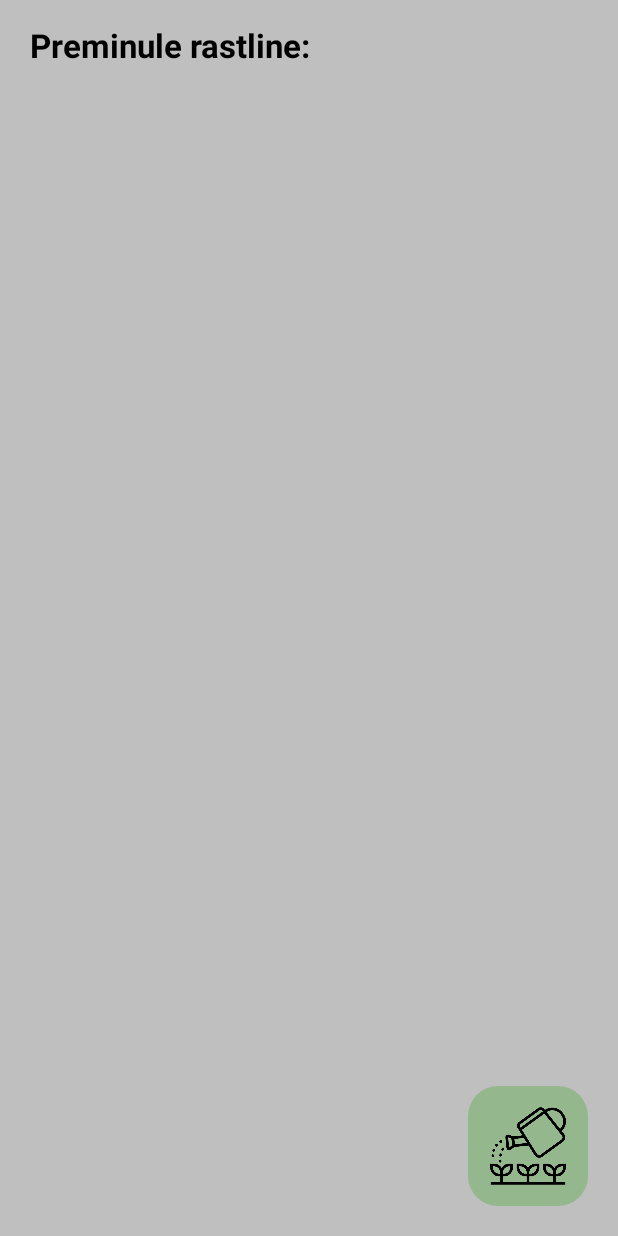
After one commit to kristofzupan/Rastlince, an Android app: the Preminule screen opened directly, with no data from a screen before it, on a phone screen of 412 x 824 dp. The commit adds this screen. Run offline under Robolectric (Android 15) with nearby library versions, the phone set to English and light mode, and no system bars.

Commit message:
dinamicen podatek (1)

```diff
--- a/app/src/main/AndroidManifest.xml
+++ b/app/src/main/AndroidManifest.xml
@@ -42,6 +42,10 @@
             </intent-filter>
         </activity>
         <activity android:name=".Profil"/>
+        <activity
+            android:name=".Preminule"
+            android:screenOrientation="portrait"
+            android:exported="true" />
     </application>
 
 </manifest>
--- /dev/null
+++ b/app/src/main/java/si/uni_lj/fe/tnuv/rastlince/Preminule.java
@@ -0,0 +1,80 @@
+package si.uni_lj.fe.tnuv.rastlince;
+
+import android.content.Intent;
+import android.content.res.ColorStateList;
+import android.graphics.Color;
+import android.os.Bundle;
+import android.view.View;
+import android.widget.ImageButton;
+import android.widget.TextView;
+
+import androidx.appcompat.app.AppCompatActivity;
+import androidx.recyclerview.widget.LinearLayoutManager;
+import androidx.recyclerview.widget.RecyclerView;
+
+import java.util.ArrayList;
+
+public class Preminule extends AppCompatActivity {
+    ArrayList<RastlinaModel> rastlineModeli = new ArrayList<>();
+    //private RecyclerViewAdapter.ClickListener listener;
+    int[] rastlineSlike = {R.drawable.e, R.drawable.b, R.drawable.c, R.drawable.d};
+
+    protected void onCreate(Bundle savedInstanceState) {
+        super.onCreate(savedInstanceState);
+        setContentView(R.layout.activity_main);
+
+        /*RecyclerView recyclerView = findViewById(R.id.seznamRastlin);
+        pripraviModeleRastlin();
+
+        RVsetOnClickListener();
+        RecyclerViewAdapter adapter = new RecyclerViewAdapter(this, rastlineModeli, listener);
+        recyclerView.setAdapter(adapter);
+        recyclerView.setLayoutManager(new LinearLayoutManager(this));*/
+
+        View ozadje = findViewById(R.id.ozadje);
+        ozadje.setBackgroundResource(R.color.ozadje_preminule);
+
+        TextView text = findViewById(R.id.seznamText);
+        text.setText("Preminule rastline:");
+
+        ImageButton plus = findViewById(R.id.dodajRastlino);
+        plus.setVisibility(View.GONE);
+
+        ImageButton main = (ImageButton)findViewById(R.id.PreminuleIkona);
+        main.setImageResource(R.drawable.kangla);
+        main.setBackgroundResource(R.drawable.background);
+
+        main.setOnClickListener(new View.OnClickListener() {
+            @Override
+            public void onClick(View v) {
+                Intent intent = new Intent(getApplicationContext(), MainActivity.class);
+                startActivity(intent);
+            }
+        });
+    }
+
+    private void pripraviModeleRastlin() {
+        String[] rastlineImena = getResources().getStringArray(R.array.imena_rastlin);
+        String[] rastlineVrste = getResources().getStringArray(R.array.vrste_rastlin);
+        String[] rastlineVrsteLat = getResources().getStringArray(R.array.vrste_rastlin_lat);
+
+        for (int i = 0; i < rastlineImena.length; i++) {
+            rastlineModeli.add(new RastlinaModel(rastlineImena[i], rastlineVrste[i], rastlineVrsteLat[i], rastlineSlike[i]));
+        }
+    };
+
+    /*private void RVsetOnClickListener() {
+        listener = new RecyclerViewAdapter.ClickListener() {
+            @Override
+            public void onClick(View v, int position) {
+                Intent intent = new Intent(getApplicationContext(), Profil.class);
+                intent.putExtra("ime", rastlineModeli.get(position).getRastlinaIme());
+                intent.putExtra("vrsta", rastlineModeli.get(position).getRastlinaVrsta());
+                intent.putExtra("vrstaLat", rastlineModeli.get(position).getRastlinaVrstaLat());
+                //intent.putExtra("img", rastlineModeli.get(position).);
+                startActivity(intent);
+            }
+        };
+    }*/
+
+}
--- a/app/src/main/java/si/uni_lj/fe/tnuv/rastlince/UrediRastlino.java
+++ b/app/src/main/java/si/uni_lj/fe/tnuv/rastlince/UrediRastlino.java
@@ -15,6 +15,7 @@ import android.widget.EditText;
 import android.widget.ImageButton;
 import android.widget.Toast;
 
+import org.json.JSONArray;
 import org.json.JSONException;
 import org.json.JSONObject;
 
@@ -109,6 +110,11 @@ public class UrediRastlino extends AppCompatActivity  implements DatePickerDialo
                 jsonObject.put(getString(R.string.ime), imePolje.getText());
                 jsonObject.put(getString(R.string.zalivanjeDniJson), zalivanjeDni.getText());
                 jsonObject.put(getString(R.string.zalivanjeDateJson), localDate);
+
+                JSONArray jsonArray = new JSONArray();
+                jsonArray.put(jsonObject);
+                /*JSONObject rastlina = new JSONObject();
+                rastlina.put("rastlina", jsonArray);*/
                 FileWriter fileWriter = new FileWriter(zaShranitiFile);
                 BufferedWriter bufferedWriter = new BufferedWriter(fileWriter);
                 bufferedWriter.write(jsonObject.toString());
--- a/app/src/main/res/drawable/background.xml
+++ b/app/src/main/res/drawable/background.xml
@@ -1,8 +1,8 @@
 
 <shape  xmlns:android="http://schemas.android.com/apk/res/android" android:shape="rectangle">
     <solid android:color="#e591B788"/>
-    <corners android:bottomRightRadius="10dp"
-        android:bottomLeftRadius="10dp"
-        android:topRightRadius="10dp"
-        android:topLeftRadius="10dp"/>
+    <corners android:bottomRightRadius="20dp"
+        android:bottomLeftRadius="20dp"
+        android:topRightRadius="20dp"
+        android:topLeftRadius="20dp" />
 </shape>
--- a/app/src/main/res/drawable/background_grey.xml
+++ b/app/src/main/res/drawable/background_grey.xml
@@ -1,4 +1,5 @@
 <shape  xmlns:android="http://schemas.android.com/apk/res/android" android:shape="rectangle">
+    <solid android:color="@color/grey_light"/>
     <corners android:bottomRightRadius="20dp"
         android:bottomLeftRadius="20dp"
         android:topRightRadius="20dp"
--- a/app/src/main/res/layout/activity_main.xml
+++ b/app/src/main/res/layout/activity_main.xml
@@ -1,5 +1,6 @@
 <?xml version="1.0" encoding="utf-8"?>
 <androidx.constraintlayout.widget.ConstraintLayout xmlns:android="http://schemas.android.com/apk/res/android"
+    android:id="@+id/ozadje"
     xmlns:app="http://schemas.android.com/apk/res-auto"
     xmlns:tools="http://schemas.android.com/tools"
     android:layout_width="match_parent"
@@ -13,20 +14,21 @@
         app:layout_constraintTop_toTopOf="parent"
         android:layout_width="wrap_content"
         android:layout_height="wrap_content"
-        android:text="Seznam vaših rastlin"
-        android:layout_marginLeft="15dp"
-        android:layout_marginTop="5dp"
+        android:text="@string/seznam_vasih_rastlin"
+        android:textSize="22sp"
+        android:layout_marginLeft="20dp"
+        android:layout_marginTop="15dp"
         android:textColor="#000000"
         android:textStyle="bold"/>
 
-    <androidx.recyclerview.widget.RecyclerView
+    <ListView
         android:id="@+id/seznamRastlin"
         android:layout_width="match_parent"
         android:layout_height="700dp"
         android:layout_marginTop="0dp"
         app:layout_constraintTop_toBottomOf="@id/dodajRastlino"/>
 
-    <Button
+    <ImageButton
         android:id="@+id/dodajRastlino"
         android:layout_width="match_parent"
         android:layout_height="105dp"
@@ -34,12 +36,15 @@
         android:layout_marginTop="15dp"
         android:layout_marginEnd="10dp"
         android:background="@drawable/background_grey"
+        android:cropToPadding="false"
         android:foregroundTint="@color/ozadje_zelena"
         android:gravity="center"
-        android:text="+"
+        android:padding="25dp"
+        android:scaleType="centerInside"
         app:layout_constraintEnd_toEndOf="parent"
         app:layout_constraintStart_toStartOf="parent"
-        app:layout_constraintTop_toBottomOf="@+id/seznamText" />
+        app:layout_constraintTop_toBottomOf="@+id/seznamText"
+        app:srcCompat="@drawable/plus" />
 
     <ImageButton
         android:id="@+id/PreminuleIkona"
@@ -49,7 +54,6 @@
         android:layout_marginBottom="20dp"
         android:background="@drawable/background_grey"
         android:padding="10dp"
-        android:backgroundTint="#D9D9D9"
         android:cropToPadding="false"
         android:scaleType="fitXY"
         app:layout_constraintBottom_toBottomOf="parent"
--- a/app/src/main/res/values/colors.xml
+++ b/app/src/main/res/values/colors.xml
@@ -13,10 +13,10 @@
     <color name="rastline_11">#a4bb83</color>
     <color name="rastline_12">#5c9256</color>
     <color name="rastline_13">#4b804c</color>
-    <color name="rastline_14">#606d3f</color>
-    <color name="rastline_15">#78824d</color>
     <color name="ozadje_zelena">#7DA691</color>
+    <color name="ozadje_preminule">#bfbfbf</color>
     <color name="black">#FF000000</color>
     <color name="white">#FFFFFFFF</color>
     <color name="grey_light">#D9D9D9</color>
+
 </resources>
--- a/app/src/main/res/values/strings.xml
+++ b/app/src/main/res/values/strings.xml
@@ -18,6 +18,7 @@
     <string name="znanstvenoImeJson">ZnanstvenoIme</string>
     <string name="zalivanjeDniJson">ZalivanjeDni</string>
     <string name="zalivanjeDateJson">ZalivanjeDate</string>
+    <string name="seznam_vasih_rastlin">Seznam vaših rastlin</string>
 
     <string-array name="imena_rastlin">
         <item>Marta</item>
--- a/app/src/main/res/values/themes.xml
+++ b/app/src/main/res/values/themes.xml
@@ -3,7 +3,7 @@
     <style name="Theme.Rastlince" parent="Theme.MaterialComponents.DayNight.DarkActionBar">
         <item name="windowActionBar">false</item>
         <item name="windowNoTitle">true</item>
-        <item name="android:windowFullscreen">true</item>
+        <item name="android:windowFullscreen">false</item>
         <!-- Primary brand color. -->
         <item name="colorPrimary">#ccd9d9d9</item>
         <item name="colorPrimaryVariant">#ccd9d9d9</item>
```
Also changed, not shown: app/src/main/java/si/uni_lj/fe/tnuv/rastlince/JSONParser.java (added, +58 -0 lines), app/src/main/java/si/uni_lj/fe/tnuv/rastlince/MainActivity.java (+66 -28 lines), app/src/main/java/si/uni_lj/fe/tnuv/rastlince/PrenosPodatkov.java (added, +88 -0 lines), app/src/main/java/si/uni_lj/fe/tnuv/rastlince/RecyclerViewAdapter.java (deleted, +0 -110 lines), app/src/main/res/layout/json_test.xml (added, +14 -0 lines), app/src/main/res/drawable/plus.png (added), app/src/main/res/layout/list_view_row.xml (renamed from app/src/main/res/layout/recycler_view_row.xml).
